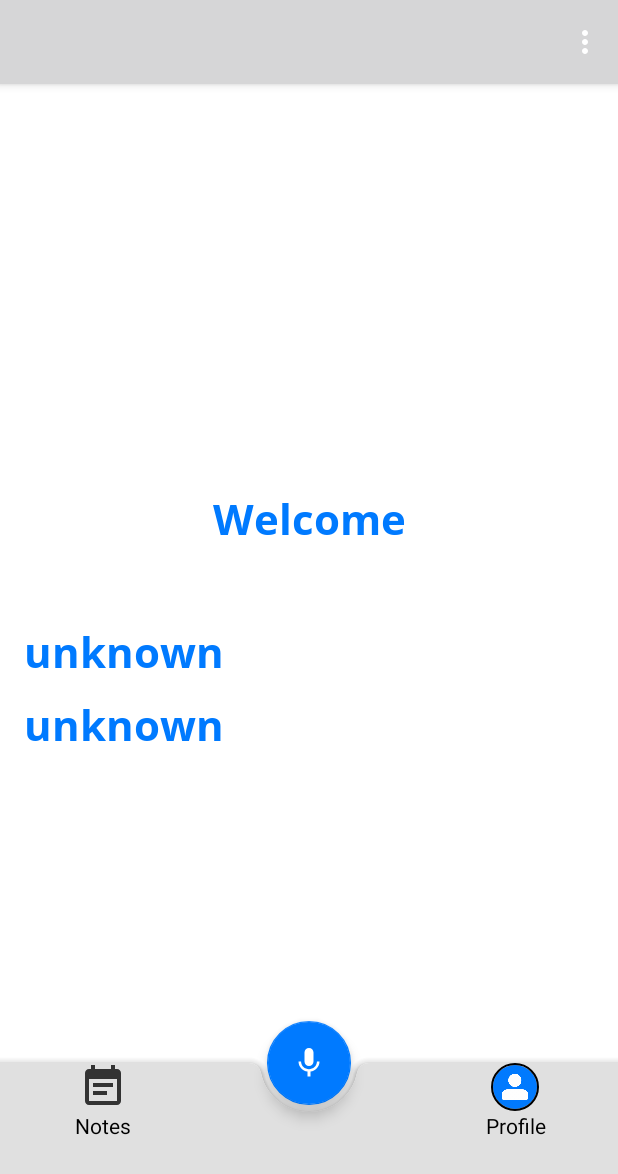
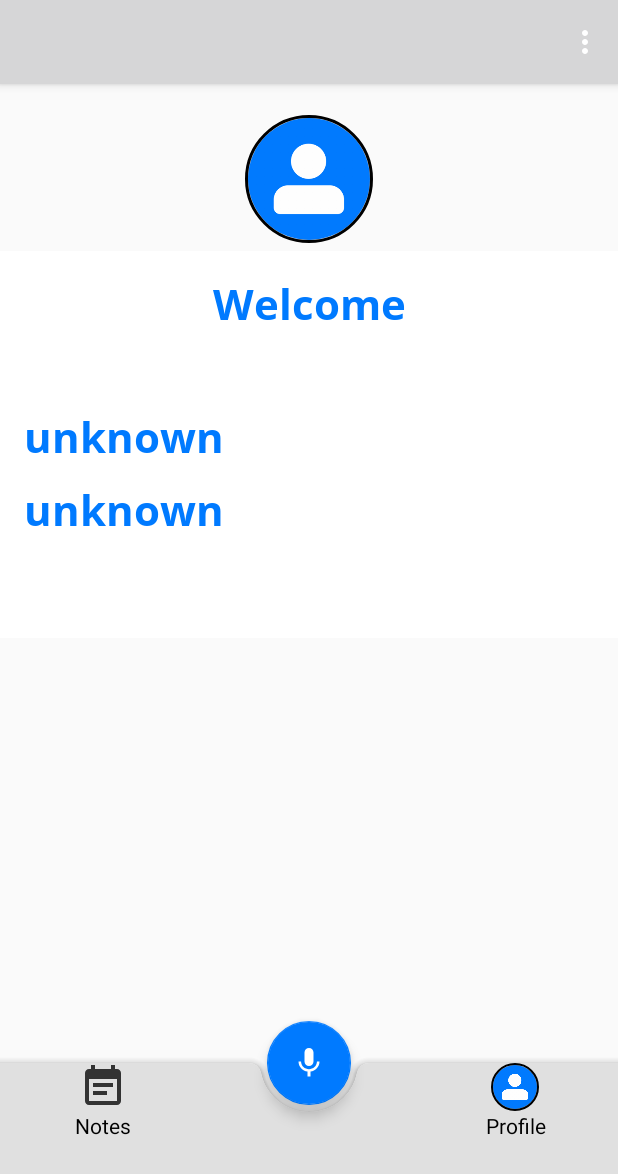
Before and after one commit to karldusenbery/AmpliVoiceTest2, an Android app: the screen it shows after launch once a user with an empty profile is signed in (DashboardActivity), on a phone screen of 412 x 824 dp. Shown: the top 1174 px of the screen. Run offline under Robolectric (Android 15) with nearby library versions, the phone set to English and light mode, and no system bars; our stand-ins replace CircleImageView, Firebase (no records; nobody signed in at launch, a user with empty details on screens opened directly).

Commit message:
started the "add profile image" frontend

```diff
--- a/app/src/main/res/layout/activity_dashboard.xml
+++ b/app/src/main/res/layout/activity_dashboard.xml
@@ -4,14 +4,30 @@
     android:layout_width="match_parent"
     android:layout_height="match_parent">
 
+    <de.hdodenhof.circleimageview.CircleImageView
+        android:id="@+id/profile_image"
+        android:layout_width="96dp"
+        android:layout_height="96dp"
+        android:layout_gravity="center_horizontal"
+        android:src="@drawable/profile"
+        android:padding="5dp"
+        android:layout_margin="15dp"
+        app:civ_border_width="2dp"
+        app:civ_border_color="#FF000000"/>
+
     <LinearLayout
         xmlns:tools="http://schemas.android.com/tools"
         android:id="@+id/llWelcomeMessageText"
         android:layout_width="match_parent"
-        android:layout_height="match_parent"
+        android:layout_height="wrap_content"
+        app:layout_anchor="@+id/profile_image"
+        app:layout_anchorGravity="bottom"
+        android:layout_gravity="bottom"
         android:gravity="center_vertical"
         android:orientation="vertical"
         android:padding="16dp"
+        android:layout_marginTop="16dp"
+        android:layout_marginBottom="16dp"
         android:background="@color/colorWhite"
         tools:context=".DashboardActivity">
 
```
